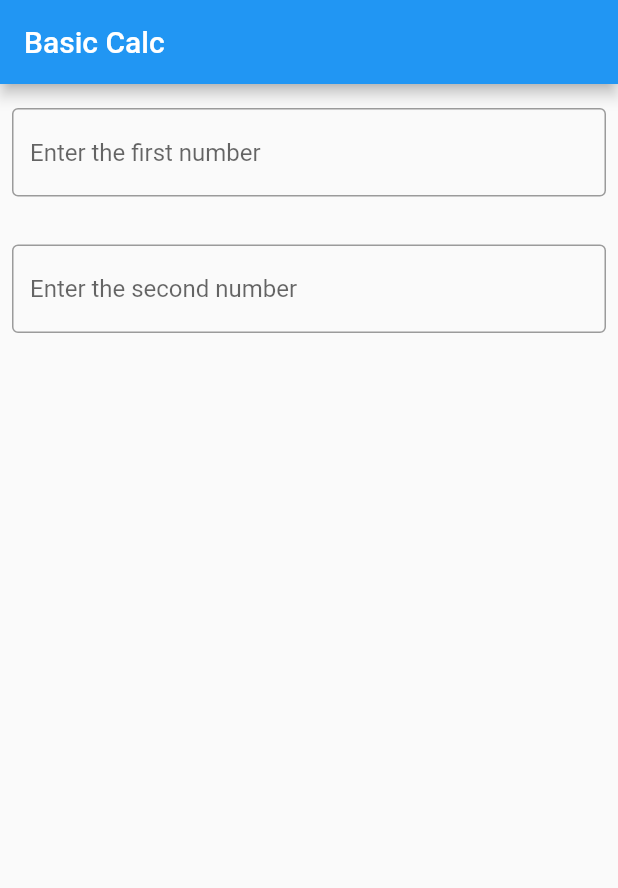
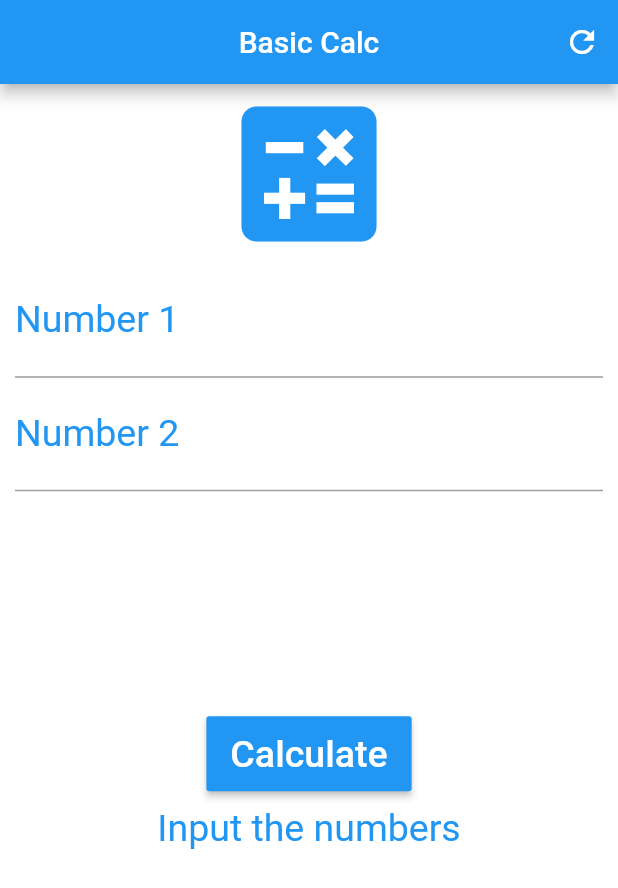
Before and after one commit to augsmachado/basic-calculator-app, a Flutter app: the screen it shows after launch, on a phone screen of 412 x 824 dp. Shown: the top 888 px of the screen. Run offline on Flutter 3.47's test engine with Material 2 defaults, Android fonts, the phone set to English and light mode, and no system bars.

Commit message:
Handle numbers of textfield and calculate the sum

```diff
--- a/basic_calc/lib/main.dart
+++ b/basic_calc/lib/main.dart
@@ -1,57 +1,122 @@
 import 'package:flutter/material.dart';
 
 void main() {
-  runApp(MyApp());
+  runApp(MaterialApp(
+    debugShowCheckedModeBanner: false,
+    home: Home(),
+  ));
 }
 
-class MyApp extends StatelessWidget {
-  // This widget is the root of your application.
+class Home extends StatefulWidget {
+  @override
+  _HomeState createState() => _HomeState();
+}
+
+class _HomeState extends State<Home> {
+  TextEditingController firstNumberController = TextEditingController();
+  TextEditingController secondNumberController = TextEditingController();
+
+  GlobalKey<FormState> _formKey = GlobalKey<FormState>();
+
+  String _infoText = "Input the numbers";
+
+  void _resetFields(){
+    firstNumberController.text = "";
+    secondNumberController.text = "";
+    setState(() {
+      _infoText = "Input the numbers";
+    });
+
+  }
+
+  void _calculate(){
+    setState(() {
+      double first = double.parse(firstNumberController.text);
+      double second = double.parse(secondNumberController.text);
+      double result = first + second;
+
+        _infoText = "Result: (${result.toStringAsPrecision(4)})";
+    });
+  }
+
   @override
   Widget build(BuildContext context) {
-    const appTitle = 'Basic Calc';
-
-    return MaterialApp(
-        title: appTitle,
-        theme: ThemeData(
-          primarySwatch: Colors.blue,
+    return Scaffold(
+      appBar: AppBar(
+        title: Text("Basic Calc"),
+        centerTitle: true,
+        backgroundColor: Colors.blue,
+        actions: <Widget>[
+          IconButton(
+            icon: Icon(Icons.refresh),
+            onPressed: _resetFields,
+          )
+        ],
+      ),
+      backgroundColor: Colors.white,
+      body: SingleChildScrollView(
+        padding: EdgeInsets.fromLTRB(10.0, 0.0, 10.0, 0.0),
+        child: Form(
+          key: _formKey,
+          child: Column(
+            crossAxisAlignment: CrossAxisAlignment.center,
+            children: <Widget>[
+              Icon(Icons.calculate , size: 120.0, color: Colors.blue),
+              TextFormField(
+                keyboardType: TextInputType.number,
+                decoration: InputDecoration(
+                    labelText: "Number 1",
+                    labelStyle: TextStyle(color: Colors.blue)),
+                textAlign: TextAlign.center,
+                style: TextStyle(color: Colors.blue, fontSize: 25.0),
+                controller: firstNumberController,
+                validator: (value) {
+                  if(value!.isEmpty){
+                    return "Input the first value is empty!";
+                  }
+                },
+              ),
+              TextFormField(
+                keyboardType: TextInputType.number,
+                decoration: InputDecoration(
+                    labelText: "Number 2",
+                    labelStyle: TextStyle(color: Colors.blue)),
+                textAlign: TextAlign.center,
+                style: TextStyle(color: Colors.blue, fontSize: 25.0),
+                controller: secondNumberController,
+                validator: (value) {
+                  if(value!.isEmpty){
+                    return "Input the second value is empty!";
+                  }
+                },
+              ),
+              Padding(
+                padding: EdgeInsets.only(top: 150.0, bottom: 10.0),
+                child: Container(
+                  height: 50.0,
+                  child: RaisedButton(
+                    onPressed: () {
+                      if(_formKey.currentState!.validate()){
+                        _calculate();
+                      }
+                    },
+                    child: Text(
+                      "Calculate",
+                      style: TextStyle(color: Colors.white, fontSize: 25.0),
+                    ),
+                    color: Colors.blue,
+                  ),
+                ),
+              ),
+              Text(
+                _infoText,
+                textAlign: TextAlign.center,
+                style: TextStyle(color: Colors.blue, fontSize: 25.0),
+              )
+            ],
+          ),
         ),
-        home: Scaffold(
-          appBar: AppBar(
-            title: const Text(appTitle),
-          ),
-          body: const InputNumberForm(),
-        ),
+      ),
     );
   }
 }
-
-class InputNumberForm extends StatelessWidget {
-  const InputNumberForm({ Key? key }) : super(key: key);
-
-  @override
-  Widget build(BuildContext context) {
-    return Column(
-      crossAxisAlignment: CrossAxisAlignment.start,
-      children: <Widget>[
-        const Padding(
-          padding: EdgeInsets.symmetric(horizontal: 8, vertical: 16),
-          child: TextField(
-            decoration: InputDecoration(
-              border: OutlineInputBorder(),
-              hintText: 'Enter the first number',
-            ),
-          ),
-        ),
-        Padding(
-          padding: EdgeInsets.symmetric(horizontal: 8, vertical: 16),
-          child: TextField(
-            decoration: InputDecoration(
-              border: OutlineInputBorder(),
-              hintText: 'Enter the second number',
-            ),
-          ),
-        ),
-      ],
-    );
-  }
-}
```
Also changed, not shown: 1 other file.
